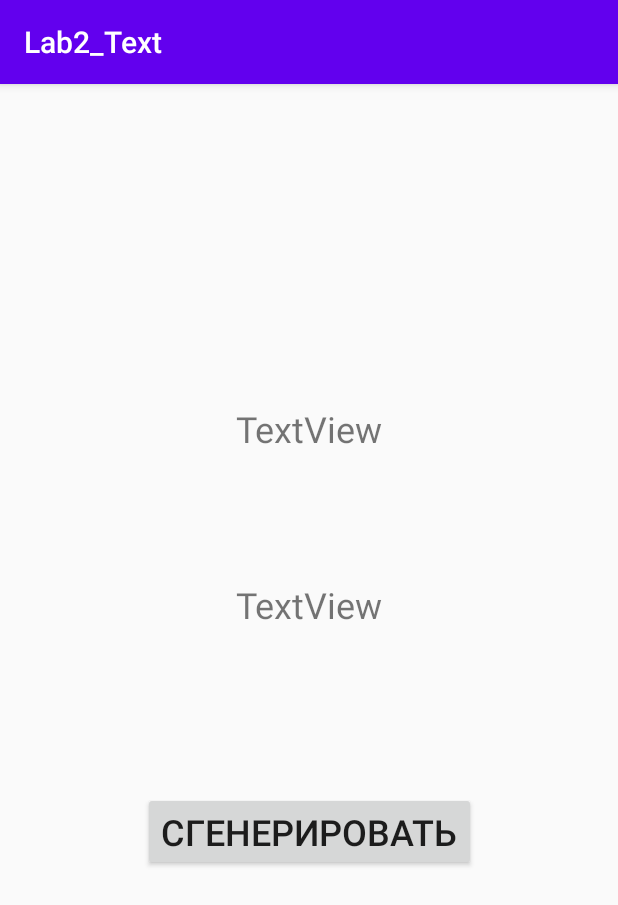
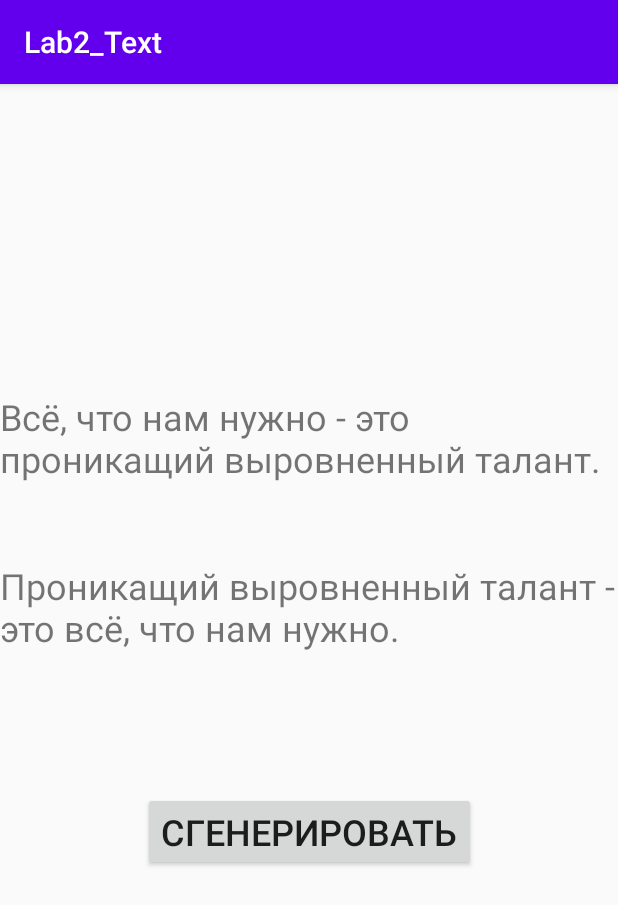
Before and after one commit to Anastit/AndroidStudio, an Android app: the screen it shows after launch (MainActivity), on a phone screen of 412 x 824 dp. Shown: the top 905 px of the screen. Run offline under Robolectric (Android 15) with nearby library versions, the phone set to English and light mode, and no system bars.

Commit message:
Завершила работу над проектом

```diff
--- a/Лаба 2/Lab1_Text/app/src/main/java/com/example/lab1_text/MainActivity.java
+++ b/Лаба 2/Lab1_Text/app/src/main/java/com/example/lab1_text/MainActivity.java
@@ -3,12 +3,46 @@ package com.example.lab1_text;
 import androidx.appcompat.app.AppCompatActivity;
 
 import android.os.Bundle;
+import android.view.View;
+import android.widget.Button;
+import android.widget.TextView;
 
 public class MainActivity extends AppCompatActivity {
+
 
     @Override
     protected void onCreate(Bundle savedInstanceState) {
         super.onCreate(savedInstanceState);
         setContentView(R.layout.activity_main);
+        tv_1 =findViewById(R.id.tv_1); //Связываем переменные с компонентами
+        tv_2 =findViewById(R.id.tv_2);
+        button =findViewById(R.id.button);
+        //Значение в TextView
+        tv_1.setText(st1);
+        tv_2.setText(st2);
+        View.OnClickListener clickbtn = new View.OnClickListener() {
+            @Override
+            //Обработка события нажатия на кнопку
+            public void onClick(View v) {
+                st = Pr.PhraserGen();
+                st1 = "Всё, что нам нужно - это "+ st +".";
+                st2 = letter(st)+" - это всё, что нам нужно.";
+                tv_1.setText(st1);
+                tv_2.setText(st2);
+            }
+        };
+        button.setOnClickListener(clickbtn);
+    }
+    private TextView tv_1; //Объявляем переменные
+    private TextView tv_2;
+    private Button button;
+    private Phraser Pr = new Phraser(); //Подключение класса
+    String st = Pr.PhraserGen();
+    String st1 = "Всё, что нам нужно - это "+ st +".";
+    String st2 = letter(st)+" - это всё, что нам нужно.";
+
+    //для того чтобы была заглавная буква
+    private  String letter(String str){
+        return str.substring(0,1).toUpperCase() + str.substring(1);
     }
 }
--- /dev/null
+++ b/Лаба 2/Lab1_Text/app/src/main/java/com/example/lab1_text/Phraser.java
@@ -0,0 +1,36 @@
+package com.example.lab1_text;
+
+public class Phraser {
+    public static String PhraserGen() {
+    //Создайте три набора слов для выбора.
+        String[] wordListOne = {"круглосуточный", "трех-звенный",
+                "30-футовьй", "взаимный", "обоюдный выигрыш", "фронтэнд",
+                "на основе веб-технологий", "проникащий", "умный", "динамичный"};
+
+        String[] wordListTwo = {"уполномоченный", "трудный",
+                "чистый продукт", "ориентированный", "центральный",
+                "распределенный", "кластеризованный", "фирменный",
+                "нестандартный ум", "позиционированный", "сетевой",
+                "сфокусированный", "использованный с выгодой", "выровненный",
+                "целесообразный", "общий", "совместный", "ускоренный"};
+
+        String[] wordListThree = {"процесс", "пункт разгрузки",
+                "выход из положения", "тип структуры", "талант", "подход",
+                "уровень завоеванного внимания", "портал", "период времени",
+                "обзор", "образец", "пункт следования"};
+
+        // Вычисляем, сколько слов в каждом списке
+        int oneLength = wordListOne.length;
+        int twoLength = wordListTwo.length;
+        int threeLength = wordListThree.length;
+        //Генерируем три случайных числа
+        int rl = (int) (Math.random() * oneLength) ;
+        int r2 = (int) (Math.random() * twoLength) ;
+        int r3 = (int) (Math.random() * threeLength);
+        //Теперь строим фразу
+        // TODO 1.1 Поставьте Breakpoint
+        String phrase = wordListOne[rl] + " " +
+                wordListTwo[r2] + " " + wordListThree[r3];
+        return phrase;
+    }
+}
```
